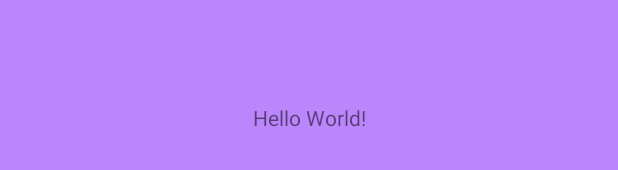
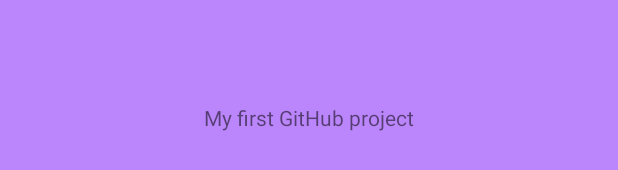
Before and after one commit to Sominisadssadd/MyNewProject, an Android app: the layout activity_main.xml on its own in the app's theme, with its tools: preview values and no code run, on a phone screen of 412 x 824 dp. Shown: the part 501-671 px from the top of the screen. Run offline under Robolectric (Android 15) with nearby library versions, the phone set to English and light mode, and no system bars.

Commit message:
I have changed the textview text

```diff
--- a/app/src/main/res/layout/activity_main.xml
+++ b/app/src/main/res/layout/activity_main.xml
@@ -6,11 +6,11 @@
     android:layout_height="match_parent"
     android:background="@color/purple_200"
     tools:context=".MainActivity">
-
+    <!--Change text hello world to my first github project-->
     <TextView
         android:layout_width="wrap_content"
         android:layout_height="wrap_content"
-        android:text="Hello World!"
+        android:text="@string/textfortextview"
         app:layout_constraintBottom_toBottomOf="parent"
         app:layout_constraintEnd_toEndOf="parent"
         app:layout_constraintStart_toStartOf="parent"
--- a/app/src/main/res/values/strings.xml
+++ b/app/src/main/res/values/strings.xml
@@ -1,3 +1,4 @@
 <resources>
     <string name="app_name">RoomDataBaseTest</string>
+    <string name="textfortextview">My first GitHub project</string>
 </resources>
```
